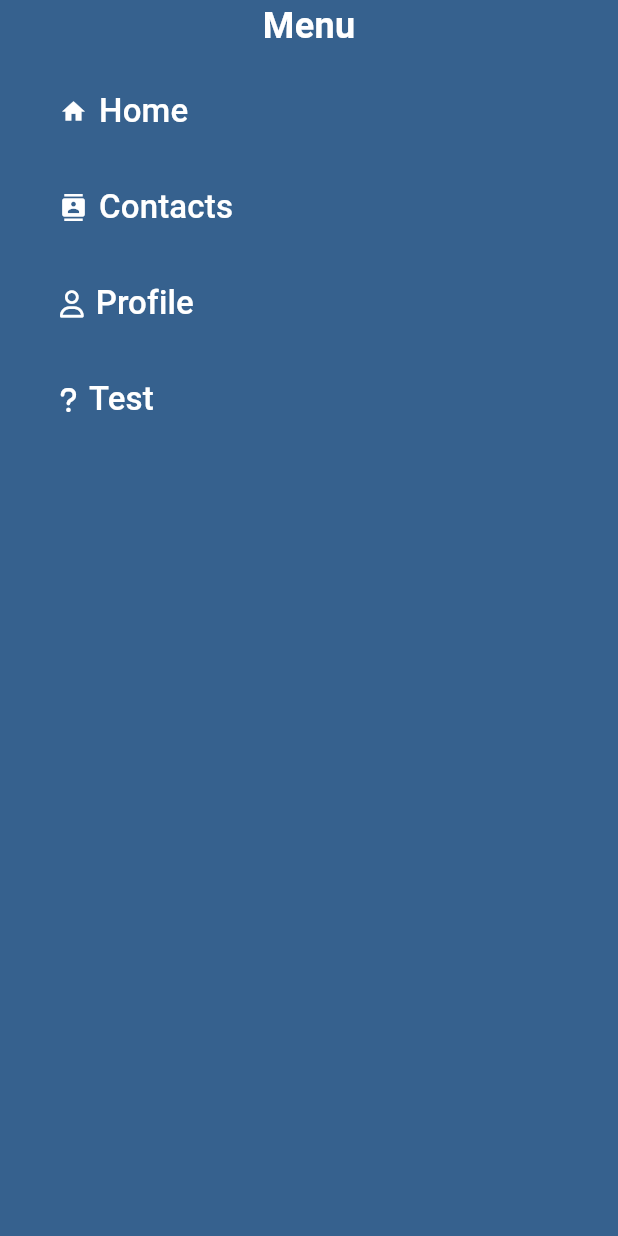
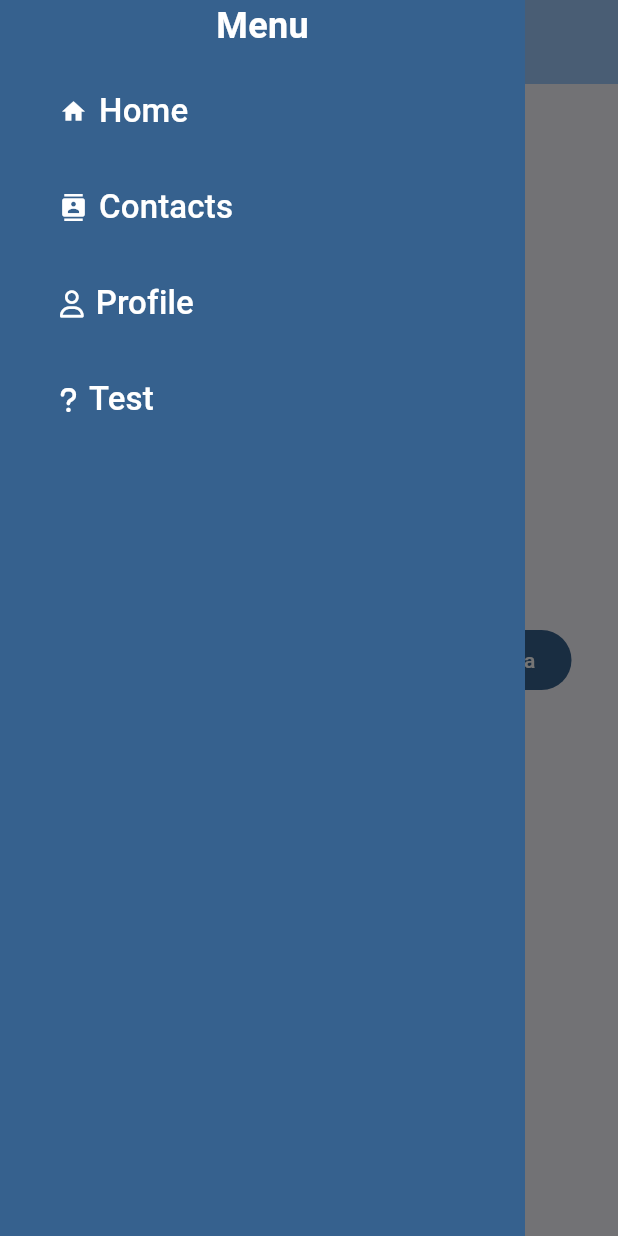
Before and after one commit to PasqualeCapuano/summerCamp, a Flutter app: the screen it shows after launch, with the side drawer open, on a phone screen of 412 x 824 dp. Run offline on Flutter 3.47's test engine with Material 3 defaults, Android fonts, the light colour scheme and no system bars; our stand-ins replace animated_splash_screen, flutter_map, font_awesome_flutter, latlong2, qr_flutter.

Commit message:
drawer size

```diff
--- a/lib/components/homepage.dart
+++ b/lib/components/homepage.dart
@@ -19,6 +19,7 @@ class _MyHomePageState extends State<MyHomePage> {
       ),
       drawer: Container(
         color: Theme.of(context).colorScheme.primary,
+        width: 350,
         child: const SafeArea(
           child: Column(
             children: [
```
